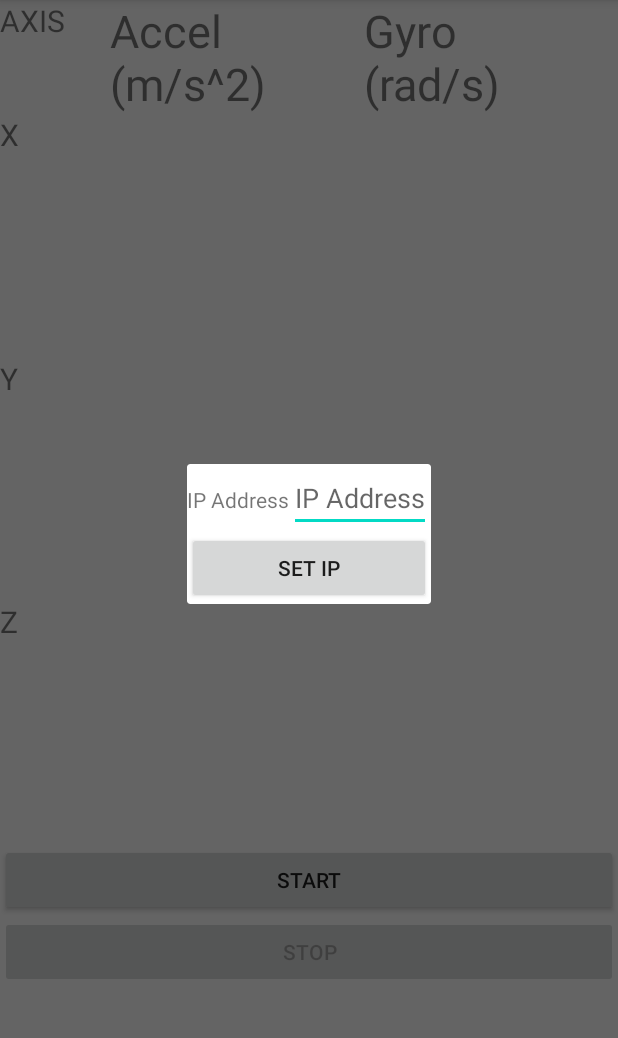
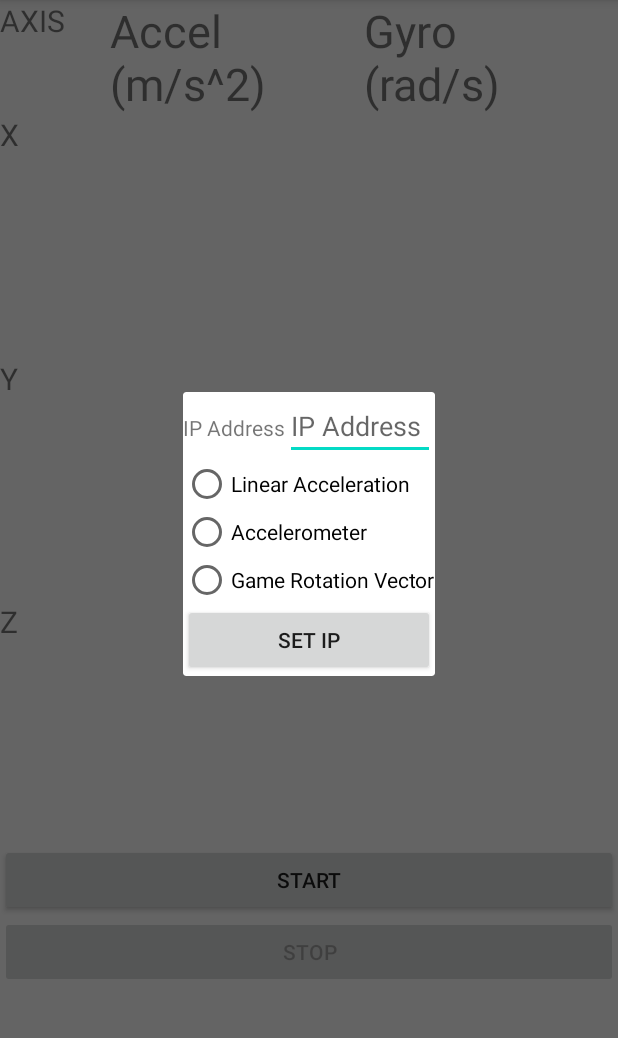
Before and after one commit to ShrinathN/MotionCaptureTest, an Android app: the screen it shows after launch (MainActivity), after a tap on "Select IP", on a phone screen of 412 x 824 dp, the part 84-1122 px from its top. Run offline under Robolectric (Android 15) with nearby library versions, the phone set to English and light mode, and no system bars.

Commit message:
Added sensor selection option

```diff
--- a/app/build.gradle
+++ b/app/build.gradle
@@ -6,7 +6,7 @@ android {
 
     defaultConfig {
         applicationId "com.shrinath.motioncapturetest_android"
-        minSdkVersion 28
+        minSdkVersion 24
         targetSdkVersion 29
         versionCode 1
         versionName "1.0"
--- a/app/src/main/java/com/shrinath/motioncapturetest_android/MainActivity.java
+++ b/app/src/main/java/com/shrinath/motioncapturetest_android/MainActivity.java
@@ -25,6 +25,7 @@ import android.view.MenuItem;
 import android.view.View;
 import android.widget.Button;
 import android.widget.EditText;
+import android.widget.RadioButton;
 import android.widget.TextView;
 import android.widget.Toast;
 
@@ -82,7 +83,6 @@ public class MainActivity extends AppCompatActivity implements SensorEventListen
     SensorManager sensorManager;
     Sensor accelerometer;
     Sensor gyroscope;
-    Sensor orientation;
 
     float map(float x, float in_min, float in_max, float out_min, float out_max) {
         return (x - in_min) * (out_max - out_min) / (in_max - in_min) + out_min;
@@ -124,8 +124,12 @@ public class MainActivity extends AppCompatActivity implements SensorEventListen
     };
 
     void startAccelerometerDataAcquisition() {
+        SharedPreferences sharedPreferences = getSharedPreferences("SENSOR_DATA", MODE_PRIVATE);
+        int selected_sensor0 = sharedPreferences.getInt("ACCEL", Sensor.TYPE_ACCELEROMETER);
+        Log.d(TAG, "startAccelerometerDataAcquisition: " + selected_sensor0);
+
         sensorManager = (SensorManager) getSystemService(Context.SENSOR_SERVICE);
-        accelerometer = sensorManager.getDefaultSensor(Sensor.TYPE_LINEAR_ACCELERATION);
+        accelerometer = sensorManager.getDefaultSensor(selected_sensor0);
         sensorManager.registerListener(this, accelerometer, SensorManager.SENSOR_DELAY_FASTEST);
 
         gyroscope = sensorManager.getDefaultSensor(Sensor.TYPE_GYROSCOPE);
@@ -145,20 +149,41 @@ public class MainActivity extends AppCompatActivity implements SensorEventListen
     public boolean onOptionsItemSelected(@NonNull MenuItem item) {
         int id = item.getItemId();
 
-        if(id == R.id.menu_select_ip) {
+        if (id == R.id.menu_select_ip) {
             final Dialog dialog = new Dialog(this);
             dialog.setContentView(R.layout.layout_selectip);
             Button button_set_ip = dialog.findViewById(R.id.button_set_ip);
             final EditText editText_ip_addr = dialog.findViewById(R.id.editText_ip_addr);
+            final RadioButton raidoButton_linear_acceleration = dialog.findViewById(R.id.raidoButton_linear_acceleration);
+            final RadioButton raidoButton_accelerometer = dialog.findViewById(R.id.raidoButton_accelerometer);
+            final RadioButton raidoButton_game_rotation_vector = dialog.findViewById(R.id.raidoButton_game_rotation_vector);
 
             button_set_ip.setOnClickListener(new View.OnClickListener() {
                 @Override
                 public void onClick(View v) {
+                    Log.d(TAG, "onClick: editText length" + editText_ip_addr.length());
+                    if (editText_ip_addr.length() != 0) {
+                        SharedPreferences.Editor editor = getApplicationContext().getSharedPreferences("ADDR", MODE_PRIVATE).edit();
+                        editor.putString("IP", editText_ip_addr.getText().toString());
+                        editor.commit();
+                        editor.apply();
+                    }
 
-                    SharedPreferences.Editor editor = getApplicationContext().getSharedPreferences("ADDR", MODE_PRIVATE).edit();
-                    editor.putString("IP", editText_ip_addr.getText().toString());
-                    editor.commit();
-                    editor.apply();
+                    int accel_selected = Sensor.TYPE_ACCELEROMETER;
+                    if (raidoButton_linear_acceleration.isChecked()) {
+                        accel_selected = Sensor.TYPE_LINEAR_ACCELERATION;
+                        Log.d(TAG, "onClick: Linear Accel");
+                    } else if (raidoButton_accelerometer.isChecked()) {
+                        accel_selected = Sensor.TYPE_ACCELEROMETER;
+                        Log.d(TAG, "onClick: Accelerometer");
+                    } else if (raidoButton_game_rotation_vector.isChecked()) {
+                        accel_selected = Sensor.TYPE_GAME_ROTATION_VECTOR;
+                        Log.d(TAG, "onClick: Game Rotation");
+                    }
+                    SharedPreferences.Editor editor1 = getApplicationContext().getSharedPreferences("SENSOR_DATA", MODE_PRIVATE).edit();
+                    editor1.putInt("ACCEL", accel_selected);
+                    editor1.commit();
+                    editor1.apply();
 
                     dialog.dismiss();
                 }
@@ -220,7 +245,7 @@ public class MainActivity extends AppCompatActivity implements SensorEventListen
     @Override
     public void onSensorChanged(SensorEvent event) {
         Sensor sensor = event.sensor;
-        if (sensor.getType() == Sensor.TYPE_LINEAR_ACCELERATION) {
+        if (sensor.getType() == Sensor.TYPE_LINEAR_ACCELERATION || sensor.getType() == Sensor.TYPE_ACCELEROMETER || sensor.getType() == Sensor.TYPE_GAME_ROTATION_VECTOR) {
 //            Log.d(TAG, "x : " + Float.toString(x) + "\ny : " + Float.toString(y) + "\nz : " + Float.toString(z) + "\n");
             accel_x = event.values[0];
             accel_y = event.values[1];
--- a/app/src/main/res/layout/layout_selectip.xml
+++ b/app/src/main/res/layout/layout_selectip.xml
@@ -21,6 +21,30 @@
 
     </LinearLayout>
 
+    <RadioGroup
+        android:layout_width="wrap_content"
+        android:layout_height="wrap_content">
+
+        <RadioButton
+            android:id="@+id/raidoButton_linear_acceleration"
+            android:layout_width="match_parent"
+            android:layout_height="wrap_content"
+            android:text="Linear Acceleration"/>
+
+        <RadioButton
+            android:id="@+id/raidoButton_accelerometer"
+            android:layout_width="match_parent"
+            android:layout_height="wrap_content"
+            android:text="Accelerometer"/>
+
+        <RadioButton
+            android:id="@+id/raidoButton_game_rotation_vector"
+            android:layout_width="match_parent"
+            android:layout_height="wrap_content"
+            android:text="Game Rotation Vector"/>
+
+    </RadioGroup>
+
     <Button
         android:layout_width="match_parent"
         android:layout_height="wrap_content"
```
Also changed, not shown: 1 other file.
